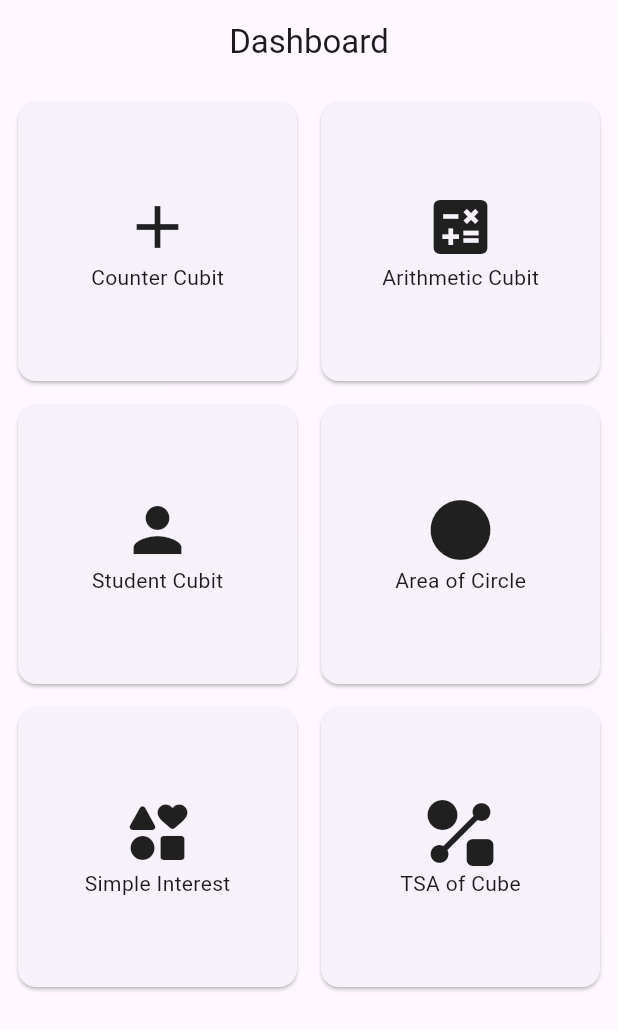
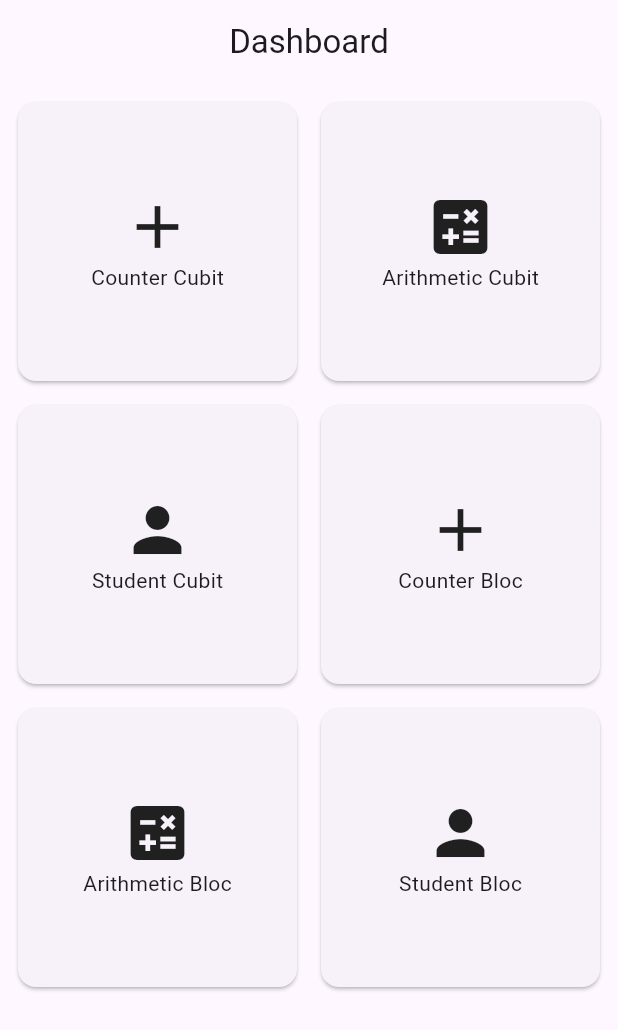
Before and after one commit to 0-nikesh/bottomnavigationview, a Flutter app: the screen it shows after launch, on a phone screen of 412 x 824 dp. Shown: the top 1030 px of the screen. Run offline on Flutter 3.47's test engine with Material 3 defaults, Android fonts, the phone set to English and light mode, and no system bars; our stand-ins replace bloc, equatable, flutter_bloc, get_it; statements that could not run were skipped.

Commit message:
added 3 card of bloc

```diff
--- a/lib/view/dashboard_cubit_view.dart
+++ b/lib/view/dashboard_cubit_view.dart
@@ -36,9 +36,9 @@ class DashboardCubitView extends StatelessWidget {
           ),
           Card(
             child: InkWell(
-              onTap: () {
-                context.read<DashboardCubit>().openArtithemeticView(context);
-              },
+              onTap: () => context
+                  .read<DashboardCubit>()
+                  .openArtithemeticBlocView(context),
               child: const Column(
                 mainAxisAlignment: MainAxisAlignment.center,
                 children: <Widget>[
@@ -65,13 +65,13 @@ class DashboardCubitView extends StatelessWidget {
           Card(
             child: InkWell(
               onTap: () {
-                context.read<DashboardCubit>().openAreaOfCircleView(context);
+                context.read<DashboardCubit>().openCounterView(context);
               },
               child: const Column(
                 mainAxisAlignment: MainAxisAlignment.center,
                 children: <Widget>[
-                  Icon(Icons.circle, size: 48),
-                  Text('Area of Circle'),
+                  Icon(Icons.add, size: 48),
+                  Text('Counter Bloc'),
                 ],
               ),
             ),
@@ -79,13 +79,13 @@ class DashboardCubitView extends StatelessWidget {
           Card(
             child: InkWell(
               onTap: () {
-                context.read<DashboardCubit>().openSimpleInterestView(context);
+                context.read<DashboardCubit>().openArtithemeticView(context);
               },
               child: const Column(
                 mainAxisAlignment: MainAxisAlignment.center,
                 children: <Widget>[
-                  Icon(Icons.interests_rounded, size: 48),
-                  Text('Simple Interest'),
+                  Icon(Icons.calculate, size: 48),
+                  Text('Arithmetic Bloc'),
                 ],
               ),
             ),
@@ -93,17 +93,59 @@ class DashboardCubitView extends StatelessWidget {
           Card(
             child: InkWell(
               onTap: () {
-                context.read<DashboardCubit>().openTsaOfCube(context);
+                context.read<DashboardCubit>().openStudentView(context);
               },
               child: const Column(
                 mainAxisAlignment: MainAxisAlignment.center,
                 children: <Widget>[
-                  Icon(Icons.shape_line, size: 48),
-                  Text('TSA of Cube'),
+                  Icon(Icons.person, size: 48),
+                  Text('Student Bloc'),
                 ],
               ),
             ),
           ),
+          // Card(
+          //   child: InkWell(
+          //     onTap: () {
+          //       context.read<DashboardCubit>().openAreaOfCircleView(context);
+          //     },
+          //     child: const Column(
+          //       mainAxisAlignment: MainAxisAlignment.center,
+          //       children: <Widget>[
+          //         Icon(Icons.circle, size: 48),
+          //         Text('Area of Circle'),
+          //       ],
+          //     ),
+          //   ),
+          // ),
+          // Card(
+          //   child: InkWell(
+          //     onTap: () {
+          //       context.read<DashboardCubit>().openSimpleInterestView(context);
+          //     },
+          //     child: const Column(
+          //       mainAxisAlignment: MainAxisAlignment.center,
+          //       children: <Widget>[
+          //         Icon(Icons.interests_rounded, size: 48),
+          //         Text('Simple Interest'),
+          //       ],
+          //     ),
+          //   ),
+          // ),
+          // Card(
+          //   child: InkWell(
+          //     onTap: () {
+          //       context.read<DashboardCubit>().openTsaOfCube(context);
+          //     },
+          //     child: const Column(
+          //       mainAxisAlignment: MainAxisAlignment.center,
+          //       children: <Widget>[
+          //         Icon(Icons.shape_line, size: 48),
+          //         Text('TSA of Cube'),
+          //       ],
+          //     ),
+          //   ),
+          // ),
         ],
       ),
     );
```
